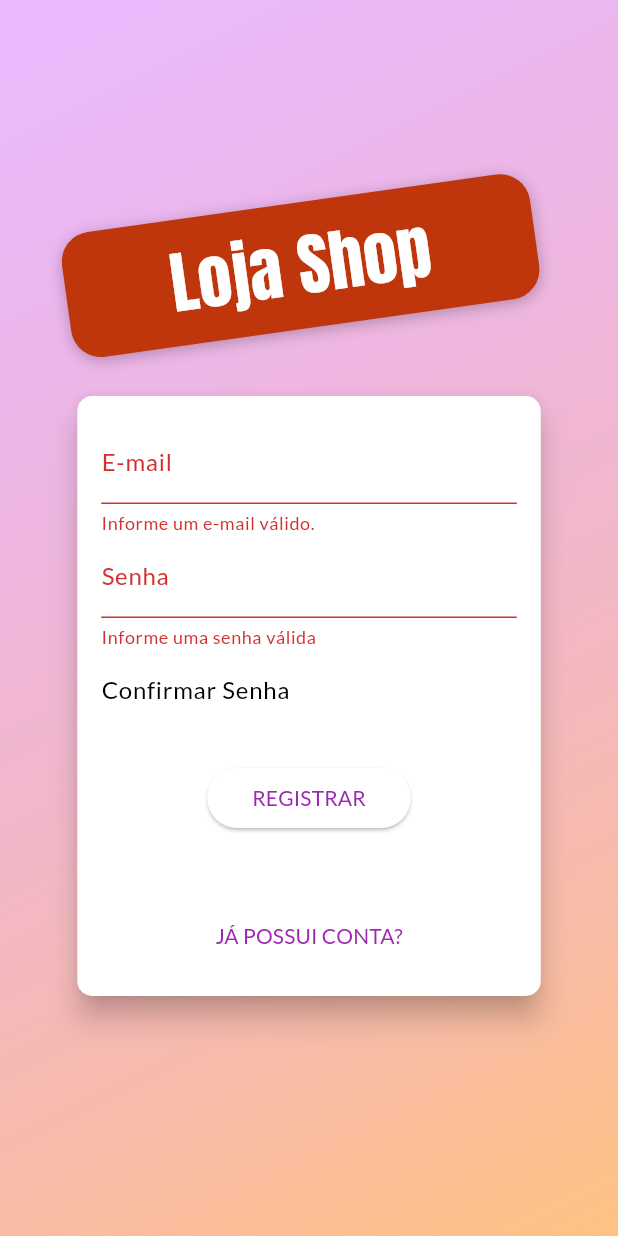
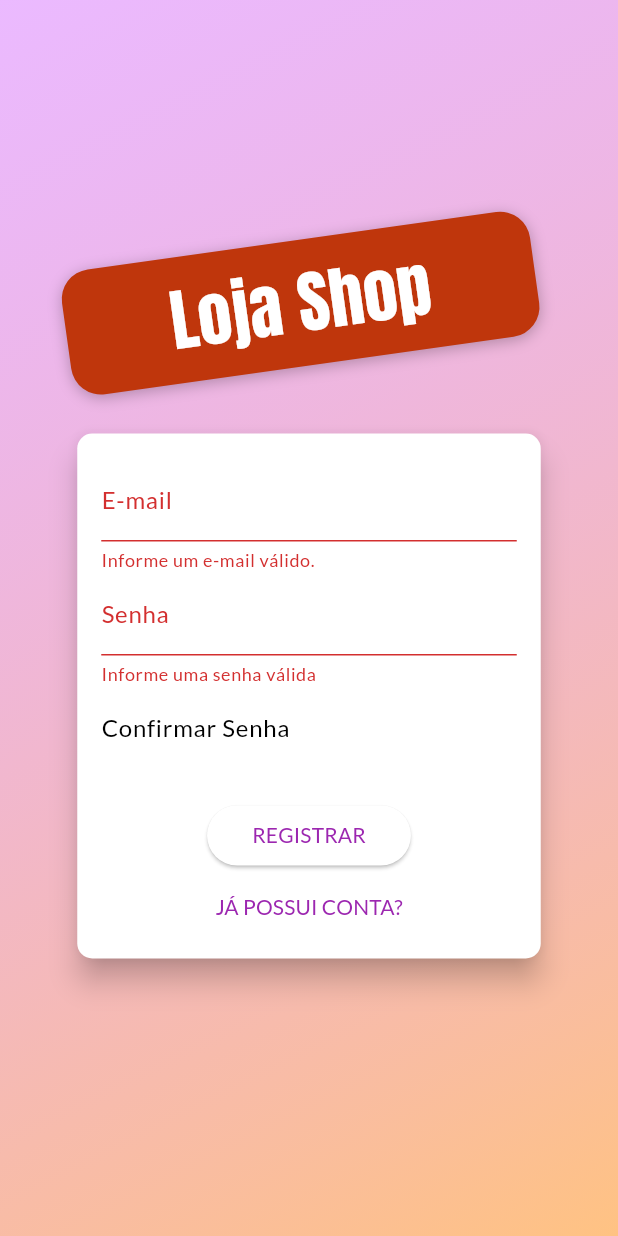
Before and after one commit to Mur1love/ShopApp, a Flutter app: the screen it shows after launch, after a tap on "ENTRAR", after a tap on "DESEJA REGISTRAR?", on a phone screen of 412 x 824 dp. Run offline on Flutter 3.47's test engine with Material 3 defaults, Android fonts, the phone set to English and light mode, and no system bars; our stand-ins replace shared_preferences; network calls fail.

Commit message:
fix bug register & tryautologin

```diff
--- a/lib/components/auth_form.dart
+++ b/lib/components/auth_form.dart
@@ -98,7 +98,7 @@ class _AuthFormState extends State<AuthForm> {
       ),
       child: Container(
         padding: const EdgeInsets.all(16),
-        height: _isLogin() ? 310 : 400,
+        height: _isLogin() ? 310 : 350,
         width: deviceSize.width * 0.75,
         child: Form(
           key: _formKey,
--- a/lib/models/auth.dart
+++ b/lib/models/auth.dart
@@ -89,7 +89,7 @@ class Auth with ChangeNotifier {
 
     _token = userData['token'];
     _email = userData['email'];
-    _userId = userData['userid'];
+    _userId = userData['userId'];
     _expiryDate = expiryDate;
 
     _autoLogout();
@@ -103,7 +103,10 @@ class Auth with ChangeNotifier {
     _userId = null;
     _expiryDate = null;
     _clearLogoutTimer();
-    notifyListeners();
+    Store.remove('userData').then((_) {
+      notifyListeners();
+    });
+
   }
 
   void _clearLogoutTimer() {
```
